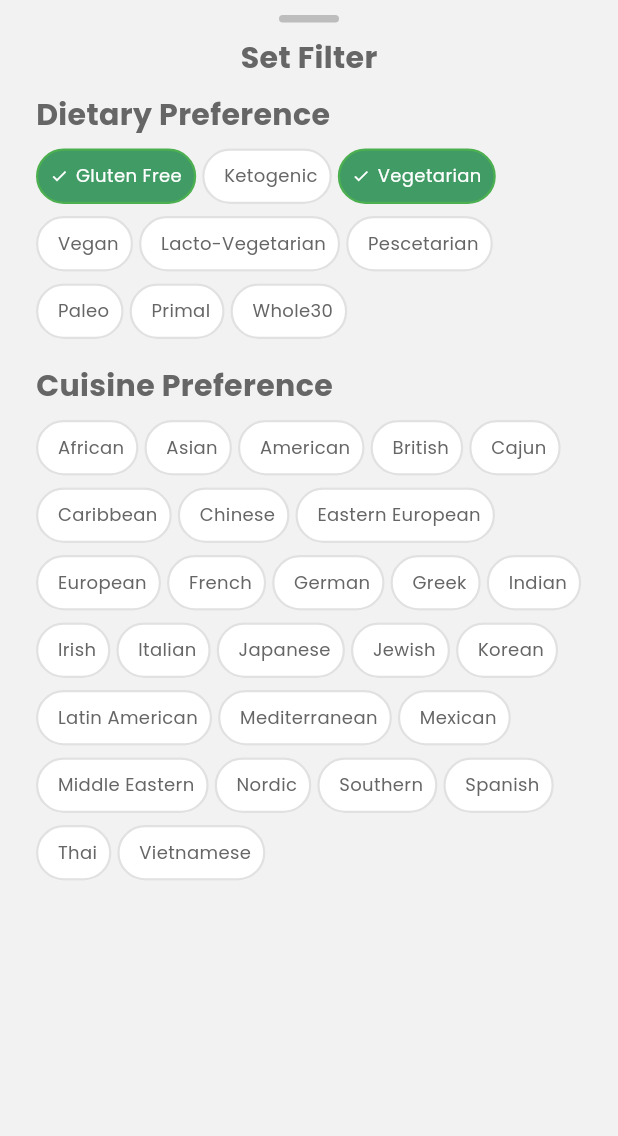
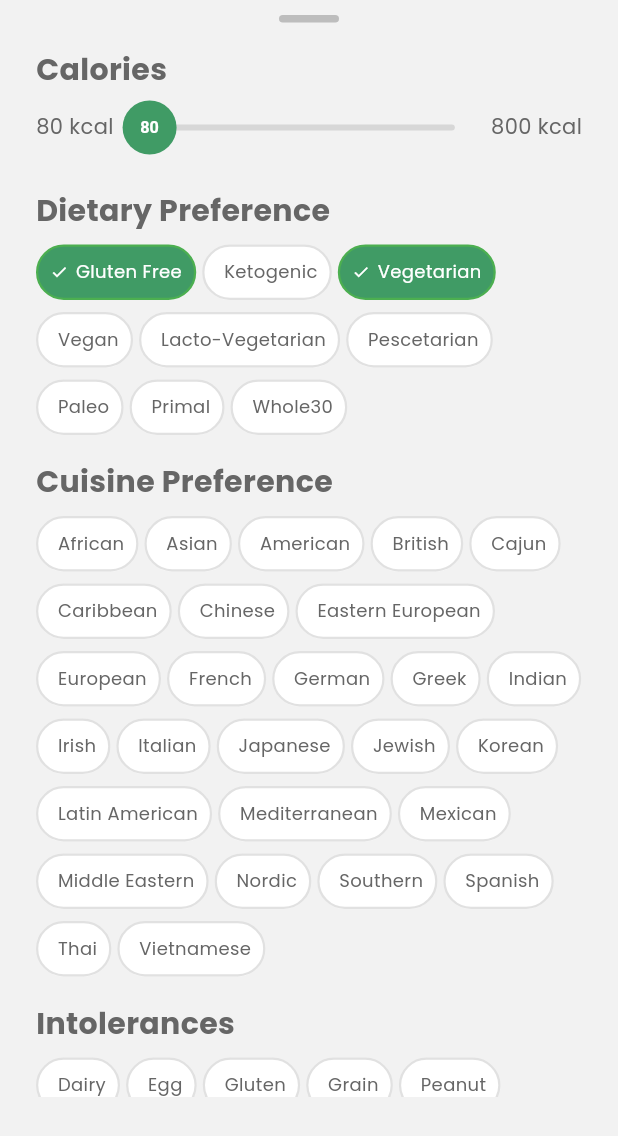
Before and after one commit to NischalJoshi777/recipeapp, a Flutter app: the FilterContent widget shown alone on an empty page, opened directly, on a phone screen of 412 x 824 dp. Shown: the top 1136 px of the screen. Run offline on Flutter 3.47's test engine with Material 3 defaults, Android fonts, the light colour scheme and no system bars; our stand-ins replace cached_network_image, dio, firebase_auth, firebase_core, flutter_bloc, flutter_slidable and 8 more; missing offline and left inert: theme_tailor_annotation; accounts and stored records are empty.

Commit message:
feat: completed UI for the filter

```diff
--- /dev/null
+++ b/lib/presentation/home/widget/filter/calories_slider.dart
@@ -0,0 +1,113 @@
+import 'package:flutter/material.dart';
+import 'package:myrecipeapp/config/theme/app_theme.dart';
+import 'package:myrecipeapp/config/theme/color.dart';
+
+class CaloriesSlider extends StatefulWidget {
+  const CaloriesSlider({super.key});
+
+  @override
+  State<CaloriesSlider> createState() => _CaloriesSliderState();
+}
+
+class _CaloriesSliderState extends State<CaloriesSlider> {
+  double _value = 80.0;
+  final double _min = 80.0;
+  final double _max = 800.0;
+
+  @override
+  Widget build(BuildContext context) {
+    return Row(
+      mainAxisAlignment: MainAxisAlignment.spaceBetween,
+      children: [
+        Text("${_min.toInt()} kcal", style: context.appTheme.bodyRegular),
+        Expanded(
+          child: SliderTheme(
+            data: SliderTheme.of(context).copyWith(
+              thumbShape: CustomSliderThumb(
+                thumbRadius: 18,
+                value: _value,
+              ),
+            ),
+            child: Slider(
+              max: _max,
+              min: _min,
+              value: _value,
+              activeColor: Palette.primaryGreen,
+              inactiveColor: Palette.darkGray.withAlpha(50),
+              onChanged: (newVal) {
+                setState(() {
+                  _value = newVal;
+                });
+              },
+            ),
+          ),
+        ),
+        Text(
+          "${_max.toInt()} kcal",
+          style: context.appTheme.bodyRegular,
+        ),
+      ],
+    );
+  }
+}
+
+class CustomSliderThumb extends SliderComponentShape {
+  final double thumbRadius;
+  final double value;
+
+  CustomSliderThumb({
+    required this.thumbRadius,
+    required this.value,
+  });
+
+  @override
+  Size getPreferredSize(bool isEnabled, bool isDiscrete) {
+    return Size(thumbRadius * 2, thumbRadius * 2);
+  }
+
+  @override
+  void paint(
+    PaintingContext context,
+    Offset center, {
+    required Animation<double> activationAnimation,
+    required Animation<double> enableAnimation,
+    required bool isDiscrete,
+    required TextPainter labelPainter,
+    required RenderBox parentBox,
+    required SliderThemeData sliderTheme,
+    required TextDirection textDirection,
+    required double value,
+    required double textScaleFactor,
+    required Size sizeWithOverflow,
+  }) {
+    final Canvas canvas = context.canvas;
+
+    // Draw the thumb circle
+    final Paint paint = Paint()
+      ..color = sliderTheme.thumbColor ?? Palette.primaryGreen
+      ..style = PaintingStyle.fill;
+
+    canvas.drawCircle(center, thumbRadius, paint);
+
+    // Draw the text inside the thumb
+    final textSpan = TextSpan(
+      text: this.value.toInt().toString(),
+      style: TextStyle(
+        fontSize: thumbRadius * 0.6, // Adjust font size based on thumb size
+        fontWeight: FontWeight.bold,
+        color: Colors.white,
+      ),
+    );
+
+    final textPainter = TextPainter(
+      text: textSpan,
+      textDirection: TextDirection.ltr,
+    );
+    textPainter.layout();
+    final textOffset = Offset(
+      center.dx - (textPainter.width / 2),
+      center.dy - (textPainter.height / 2),
+    );
+    textPainter.paint(canvas, textOffset);
+  }
+}
--- a/lib/presentation/home/widget/filter/filter_content.dart
+++ b/lib/presentation/home/widget/filter/filter_content.dart
@@ -2,7 +2,9 @@ import 'package:flutter/material.dart';
 import 'package:myrecipeapp/config/theme/app_theme.dart';
 import 'package:myrecipeapp/config/theme/color.dart';
 import 'package:myrecipeapp/config/theme/text_styles.dart';
+import 'package:myrecipeapp/presentation/home/widget/filter/calories_slider.dart';
 import 'package:myrecipeapp/presentation/home/widget/filter/cuisine_preference.dart';
+import 'package:myrecipeapp/presentation/home/widget/filter/intolerances.dart';
 import 'package:myrecipeapp/presentation/home/widget/header_text.dart';
 
 import 'dietary_preference.dart';
@@ -25,8 +27,11 @@ class FilterContent extends StatelessWidget {
             child: Column(
               mainAxisSize: MainAxisSize.min,
               mainAxisAlignment: MainAxisAlignment.start,
+              crossAxisAlignment: CrossAxisAlignment.start,
               children: [
-                Container(
+                Align(
+                  alignment: Alignment.center,
+                  child: Container(
                     width: 40,
                     height: 5,
                     decoration: BoxDecoration(
@@ -34,34 +39,57 @@ class FilterContent extends StatelessWidget {
                       borderRadius: BorderRadius.circular(10),
                     ),
                   ),
-                const SizedBox(height: 8.0),
-                const HeaderText(text: 'Set Filter'),
-                const SizedBox(height: 8.0),
-                Align(
+                ),
+                const SizedBox(height: 16.0),
+                HeaderText(
+                  text: 'Calories',
+                  style: context.appTheme.bodyLarge.bold,
+                ),
+                const Align(
                   alignment: Alignment.centerLeft,
-                  child: HeaderText(
+                  child: CaloriesSlider(),
+                ),
+                const SizedBox(height: 16.0),
+                HeaderText(
                   text: 'Dietary Preference',
                   style: context.appTheme.bodyLarge.bold,
                 ),
-                ),
                 const SizedBox(height: 8.0),
-                const Align(
-                  alignment: Alignment.centerLeft,
-                  child: DietaryPreference(),
-                ),
+                const DietaryPreference(),
                 const SizedBox(height: 16.0),
-                Align(
-                  alignment: Alignment.centerLeft,
-                  child: HeaderText(
+                HeaderText(
                   text: 'Cuisine Preference',
                   style: context.appTheme.bodyLarge.bold,
                 ),
+                const SizedBox(height: 8.0),
+                const CuisinePreference(),
+                const SizedBox(height: 16.0),
+                HeaderText(
+                  text: 'Intolerances',
+                  style: context.appTheme.bodyLarge.bold,
                 ),
                 const SizedBox(height: 8.0),
-                const Align(
-                  alignment: Alignment.centerLeft,
-                  child: CuisinePreference(),
+                Intolerances(),
+                const SizedBox(height: 16.0),
+                Row(
+                  mainAxisAlignment: MainAxisAlignment.end,
+                  children: [
+                    TextButton(onPressed: () {}, child: const Text('Clear')),
+                    const SizedBox(width: 12.0),
+                    ElevatedButton(
+                      style: ElevatedButton.styleFrom(
+                        elevation: 4.0,
+                        shape: RoundedRectangleBorder(
+                          borderRadius:
+                              BorderRadius.circular(8.0), // Rounded corners
                         ),
+                      ),
+                      onPressed: () {},
+                      child: const Text('Apply'),
+                    ),
+                  ],
+                ),
+                const SizedBox(height: 80.0),
               ],
             ),
           ),
--- /dev/null
+++ b/lib/presentation/home/widget/filter/intolerances.dart
@@ -0,0 +1,52 @@
+import 'package:flutter/cupertino.dart';
+
+import 'custom_choice_chip.dart';
+
+class Intolerances extends StatelessWidget {
+  Intolerances({super.key});
+
+  final List<IntoleranceModel> intolerances = [
+    IntoleranceModel(label: 'Dairy', isSelected: false),
+    IntoleranceModel(label: 'Egg', isSelected: false),
+    IntoleranceModel(label: 'Gluten', isSelected: false),
+    IntoleranceModel(label: 'Grain', isSelected: false),
+    IntoleranceModel(label: 'Peanut', isSelected: false),
+    IntoleranceModel(label: 'Seafood', isSelected: false),
+    IntoleranceModel(label: 'Sesame', isSelected: false),
+    IntoleranceModel(label: 'Shellfish', isSelected: false),
+    IntoleranceModel(label: 'Soy', isSelected: false),
+    IntoleranceModel(label: 'Sulfite', isSelected: false),
+    IntoleranceModel(label: 'Tree Nut', isSelected: false),
+    IntoleranceModel(label: 'Wheat', isSelected: false),
+  ];
+
+  @override
+  Widget build(BuildContext context) {
+    return Wrap(
+      spacing: 4.0,
+      runSpacing: 8.0,
+      alignment: WrapAlignment.start, // Align chips to start
+      crossAxisAlignment:
+          WrapCrossAlignment.start, // Align chips to the start vertically
+      children: intolerances.map((intolerance) {
+        return CustomChoiceChip(
+          title: intolerance.label,
+          isSelected: intolerance.isSelected,
+          onSelected: (value) {
+            // Handle selection change if needed
+          },
+        );
+      }).toList(),
+    );
+  }
+}
+
+class IntoleranceModel {
+  final String label;
+  final bool isSelected;
+
+  IntoleranceModel({
+    required this.label,
+    required this.isSelected,
+  });
+}
```
Lines whose indentation alone changed are shown as unchanged.
